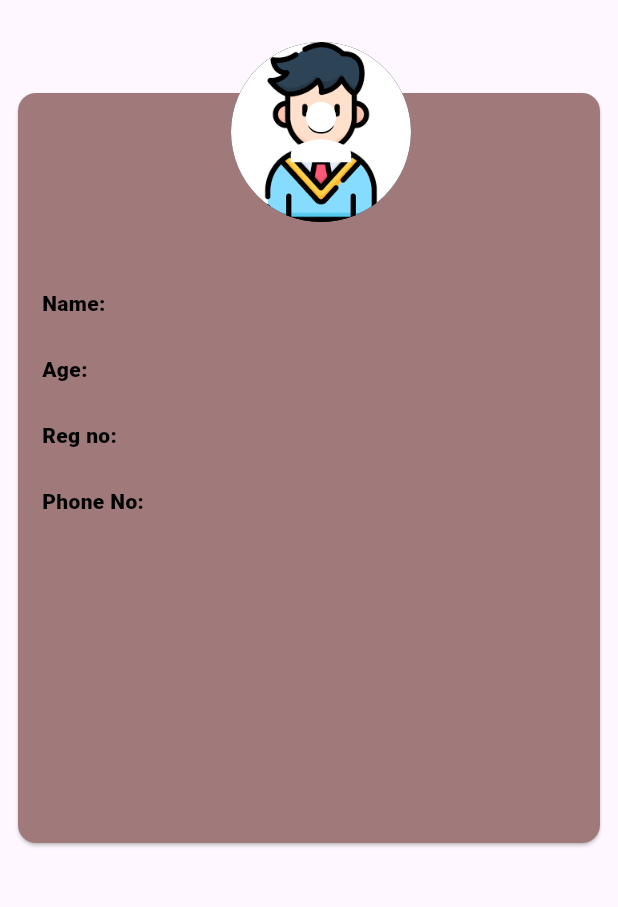
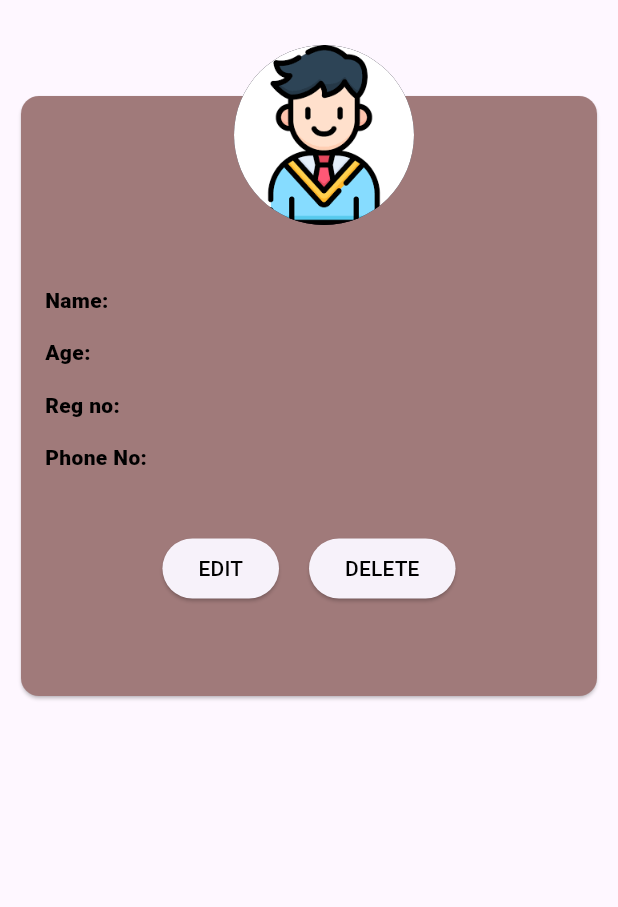
Before and after one commit to jincykp/studentsData_GetX, a Flutter app: the FullViewScreen screen opened directly with empty values, on a phone screen of 412 x 824 dp, the part 84-991 px from its top. Run offline on Flutter 3.47's test engine with Material 3 defaults, Android fonts, the phone set to English and light mode, and no system bars; our stand-ins replace curved_navigation_bar, get, hive, hive_flutter, image_picker; accounts and stored records are empty.

Commit message:
edit and delete added to full view

```diff
--- a/lib/screens/full_view.dart
+++ b/lib/screens/full_view.dart
@@ -1,16 +1,18 @@
 import 'dart:io';
-
 import 'package:flutter/material.dart';
+import 'package:get/get.dart';
+import 'package:student_management_getx/controller/student_controller.dart';
 import 'package:student_management_getx/model/student_model.dart';
+import 'package:student_management_getx/screens/edit_screen.dart';
 
 class FullViewScreen extends StatelessWidget {
   final StudentModel student;
-  const FullViewScreen({super.key, required this.student});
+  final StudentController studentController = Get.find();
+  FullViewScreen({super.key, required this.student});
 
   @override
   Widget build(BuildContext context) {
     return Scaffold(
-      //  backgroundColor: const Color.fromARGB(255, 219, 190, 190),
       appBar: AppBar(
         backgroundColor: const Color.fromARGB(255, 160, 122, 122),
         title: const Text(
@@ -21,18 +23,16 @@ class FullViewScreen extends StatelessWidget {
       body: SingleChildScrollView(
         child: Column(
           children: [
-            const SizedBox(
-              height: 50,
-            ),
+            const SizedBox(height: 50),
             Padding(
-              padding: const EdgeInsets.all(8.0),
+              padding: const EdgeInsets.all(10.0),
               child: Stack(
                 clipBehavior: Clip.none,
                 children: [
                   const Card(
                     color: Color.fromARGB(255, 160, 122, 122),
                     child: SizedBox(
-                      height: 500,
+                      height: 400,
                       width: double.infinity,
                     ),
                   ),
@@ -47,13 +47,6 @@ class FullViewScreen extends StatelessWidget {
                                   as ImageProvider,
                       radius: 60,
                       backgroundColor: const Color.fromARGB(255, 6, 1, 20),
-                      child: student.photo != null && student.photo!.isNotEmpty
-                          ? null
-                          : const Icon(
-                              Icons.person,
-                              size: 60,
-                              color: Colors.white,
-                            ),
                     ),
                   ),
                   Positioned(
@@ -64,81 +57,84 @@ class FullViewScreen extends StatelessWidget {
                       crossAxisAlignment: CrossAxisAlignment.start,
                       children: [
                         const SizedBox(height: 30),
-                        Row(
-                          children: [
-                            const SizedBox(
-                              width: 130,
-                              child: Text(
-                                'Name:',
-                                style: TextStyle(
+                        Text(
+                          'Name: ${student.studentName}',
+                          style: const TextStyle(
                             color: Color.fromARGB(255, 0, 0, 0),
                             fontWeight: FontWeight.w900,
                           ),
                         ),
-                            ),
+                        const SizedBox(height: 15),
                         Text(
-                              student.studentName ?? ' ',
-                              style: const TextStyle(fontSize: 20),
-                            ),
-                          ],
-                        ),
-                        const SizedBox(height: 15),
-                        Row(
-                          children: [
-                            const SizedBox(
-                              width: 130,
-                              child: Text(
-                                'Age:',
-                                style: TextStyle(
+                          'Age: ${student.age}',
+                          style: const TextStyle(
                             color: Color.fromARGB(255, 0, 0, 0),
                             fontWeight: FontWeight.w900,
                           ),
                         ),
-                            ),
+                        const SizedBox(height: 15),
                         Text(
-                              student.age ?? ' ',
-                              style: const TextStyle(fontSize: 20),
-                            ),
-                          ],
-                        ),
-                        const SizedBox(height: 15),
-                        Row(
-                          children: [
-                            const SizedBox(
-                              width: 130,
-                              child: Text(
-                                'Reg no:',
-                                style: TextStyle(
+                          'Reg no: ${student.registerNumber}',
+                          style: const TextStyle(
                             color: Color.fromARGB(255, 0, 0, 0),
                             fontWeight: FontWeight.w900,
                           ),
                         ),
-                            ),
+                        const SizedBox(height: 15),
                         Text(
-                              student.registerNumber ?? ' ',
-                              style: const TextStyle(fontSize: 20),
-                            ),
-                          ],
-                        ),
-                        const SizedBox(height: 15),
-                        Row(
-                          children: [
-                            const SizedBox(
-                              width: 130,
-                              child: Text(
-                                'Phone No:',
-                                style: TextStyle(
+                          'Phone No: ${student.phoneNumber}',
+                          style: const TextStyle(
                             color: Color.fromARGB(255, 0, 0, 0),
                             fontWeight: FontWeight.w900,
                           ),
                         ),
+                        const SizedBox(
+                          height: 40,
                         ),
-                            Text(
-                              student.phoneNumber ?? ' ',
-                              style: const TextStyle(fontSize: 20),
+                        Row(
+                          mainAxisAlignment: MainAxisAlignment.center,
+                          children: [
+                            ElevatedButton(
+                                onPressed: () {
+                                  Get.to(EditStudentDetails(student: student));
+                                },
+                                child: const Text(
+                                  "EDIT",
+                                  style: TextStyle(color: Colors.black),
+                                )),
+                            const SizedBox(
+                              width: 20,
+                            ),
+                            ElevatedButton(
+                                onPressed: () {
+                                  Get.dialog(AlertDialog(
+                                    title: const Text("Delete"),
+                                    content: const Text(
+                                        "Are you sure you want to delete this student details?"),
+                                    actions: [
+                                      TextButton(
+                                        onPressed: () {
+                                          Get.back();
+                                        },
+                                        child: const Text("Cancel"),
+                                      ),
+                                      TextButton(
+                                        onPressed: () {
+                                          studentController
+                                              .deleteStudent(student);
+                                          Get.back();
+                                        },
+                                        child: const Text("Delete"),
                                       ),
                                     ],
-                        ),
+                                  ));
+                                },
+                                child: const Text(
+                                  "DELETE",
+                                  style: TextStyle(color: Colors.black),
+                                )),
+                          ],
+                        )
                       ],
                     ),
                   ),
```
Also changed, not shown: lib/controller/student_controller.dart (+36 -12 lines), lib/screens/gridview.dart (+17 -1 lines), lib/screens/home_screen.dart (+9 -0 lines). Lines whose indentation alone changed are shown as unchanged.
